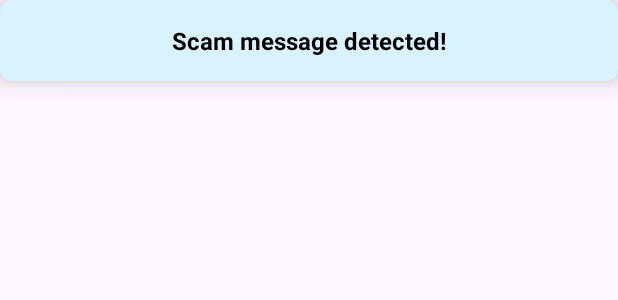
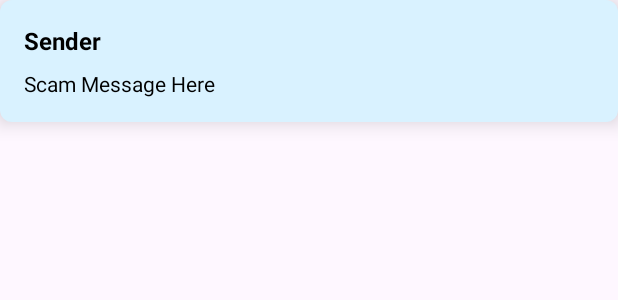
Before and after one commit to SecureBharat/Secure-Bharat, an Android app: the layout popup_alert.xml on its own in the app's theme, with its tools: preview values and no code run, on a phone screen of 412 x 824 dp. Shown: the top 300 px of the screen. Run offline under Robolectric (Android 15) with nearby library versions, the phone set to English and light mode, and no system bars.

Commit message:
Refactor: Enhance ScamPopupService with foreground notification and layout adjustments
This commit introduces several improvements to the `ScamPopupService`:

- **Foreground Service:** The service now runs as a foreground service, displaying a persistent notification to ensure its continued operation and inform the user.
- **Dismiss Button:** The scam alert popup now includes a "Dismiss" button, allowing users to manually close the alert.
- **Layout Enhancements:** The `popup_alert.xml` layout has been updated for better presentation.
- **Permissions:** Added `FOREGROUND_SERVICE_SPECIAL_USE` permission.
- **Logging:** Improved logging throughout the service for easier debugging.
- **Layout Flags:** Adjusted `WindowManager.LayoutParams` flags for improved popup behavior, including `FLAG_LAYOUT_NO_LIMITS`, `FLAG_SHOW_WHEN_LOCKED`, and `FLAG_KEEP_SCREEN_ON`.
- **Code Clarity:** Refactored variable names and logic for better readability.

```diff
--- a/app/src/main/res/layout/popup_alert.xml
+++ b/app/src/main/res/layout/popup_alert.xml
@@ -2,19 +2,26 @@
 <LinearLayout xmlns:android="http://schemas.android.com/apk/res/android"
     android:layout_width="match_parent"
     android:layout_height="wrap_content"
+    android:orientation="vertical"
     android:background="@drawable/bg_card"
-    android:orientation="vertical"
-    android:padding="16dp"
-    android:elevation="10dp">
+    android:elevation="8dp"
+    android:padding="16dp">
 
     <TextView
-        android:id="@+id/alertMessageText"
+        android:id="@+id/alertSender"
         android:layout_width="match_parent"
         android:layout_height="wrap_content"
-        android:text="Scam message detected!"
+        android:text="Sender"
+        android:textStyle="bold"
         android:textSize="16sp"
+        android:textColor="@android:color/black" />
+
+    <TextView
+        android:id="@+id/alertMessage"
+        android:layout_width="match_parent"
+        android:layout_height="wrap_content"
+        android:text="Scam Message Here"
+        android:textSize="14sp"
         android:textColor="@android:color/black"
-        android:textStyle="bold"
-        android:gravity="center" />
-
+        android:layout_marginTop="8dp" />
 </LinearLayout>
```
Also changed, not shown: app/src/main/AndroidManifest.xml (+6 -1 lines), app/src/main/java/com/example/paisacheck360/ScamPopupService.kt (+76 -25 lines).
